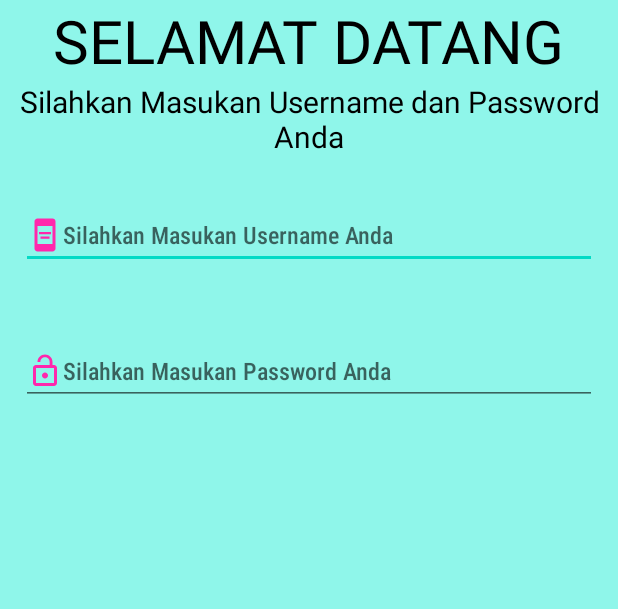
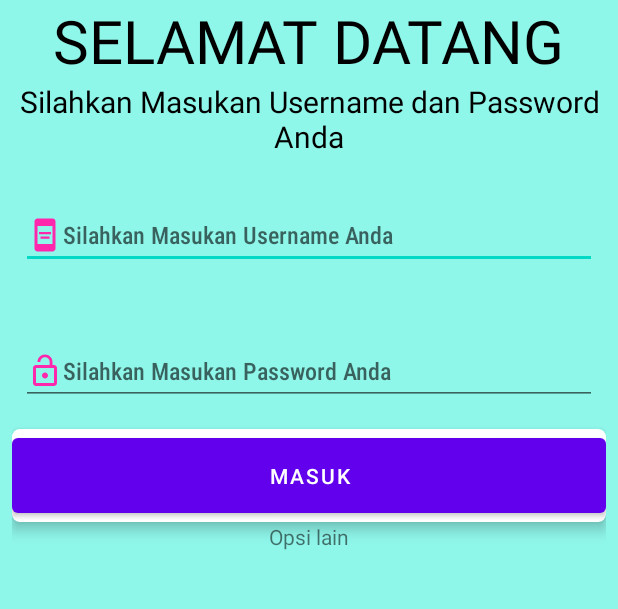
Before and after one commit to IF19BGanangRizkiSaputro/FinalProjek_GanangRizkiSaputro, an Android app: the screen it shows after launch (MainActivity), on a phone screen of 412 x 824 dp, the part 546-1155 px from its top. Run offline under Robolectric (Android 15) with nearby library versions, the phone set to English and light mode, and no system bars.

Commit message:
Menambahkan button dan textview

```diff
--- a/app/src/main/java/com/example/sqlperpustaakaan/sqliteperpustakaan/bukuwarung/bukuwarung/aplikasibukuwarung/MainActivity.java
+++ b/app/src/main/java/com/example/sqlperpustaakaan/sqliteperpustakaan/bukuwarung/bukuwarung/aplikasibukuwarung/MainActivity.java
@@ -3,12 +3,19 @@ package com.example.sqlperpustaakaan.sqliteperpustakaan.bukuwarung.bukuwarung.ap
 import androidx.appcompat.app.AppCompatActivity;
 
 import android.os.Bundle;
+import android.widget.Button;
+import android.widget.EditText;
 
 public class MainActivity extends AppCompatActivity {
+    EditText edusername,edpassword;
+    Button btmasuk;
 
     @Override
     protected void onCreate(Bundle savedInstanceState) {
         super.onCreate(savedInstanceState);
         setContentView(R.layout.activity_main);
+        edusername = (EditText)findViewById(R.id.edusername);
+        edpassword = (EditText)findViewById(R.id.edpassword);
+
     }
 }
--- a/app/src/main/res/layout/activity_main.xml
+++ b/app/src/main/res/layout/activity_main.xml
@@ -62,6 +62,34 @@
         android:textSize="16dp"
         android:hint="Silahkan Masukan Password Anda"
         android:layout_height="wrap_content"/>
+    <androidx.cardview.widget.CardView
+        android:layout_width="match_parent"
+        android:layout_height="match_parent"
+        android:clickable="true"
+        android:foreground="?android:attr/selectableItemBackground"
+        android:padding="22dp"
+        app:cardCornerRadius="5dp"
+        app:cardElevation="5dp">
+        <Button
+            android:id="@+id/btmasuk"
+            android:layout_width="match_parent"
+            android:layout_height="wrap_content"
+            android:gravity="center"
+            android:padding="15dp"
+            android:text="Masuk"
+           />
+    </androidx.cardview.widget.CardView>
+    <LinearLayout
+        android:layout_width="match_parent"
+        android:orientation="vertical"
+        android:layout_height="wrap_content">
+        <TextView
+            android:layout_width="match_parent"
+            android:text="Opsi lain"
+            android:gravity="center"
+
+            android:layout_height="wrap_content"/>
+    </LinearLayout>
 
 </LinearLayout>
 
```
